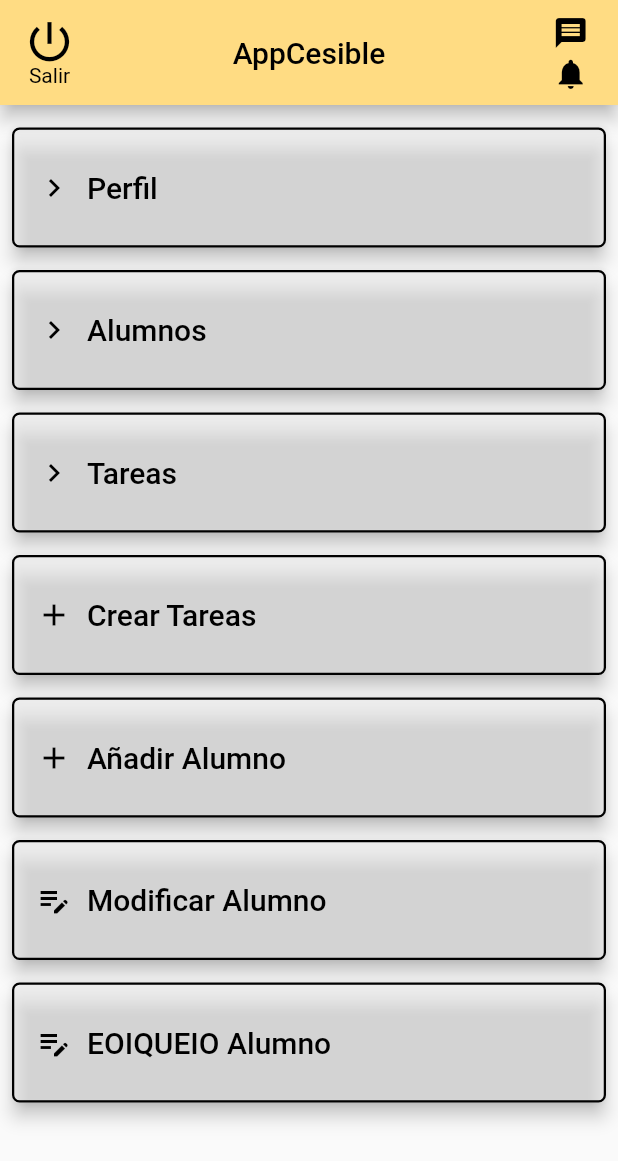
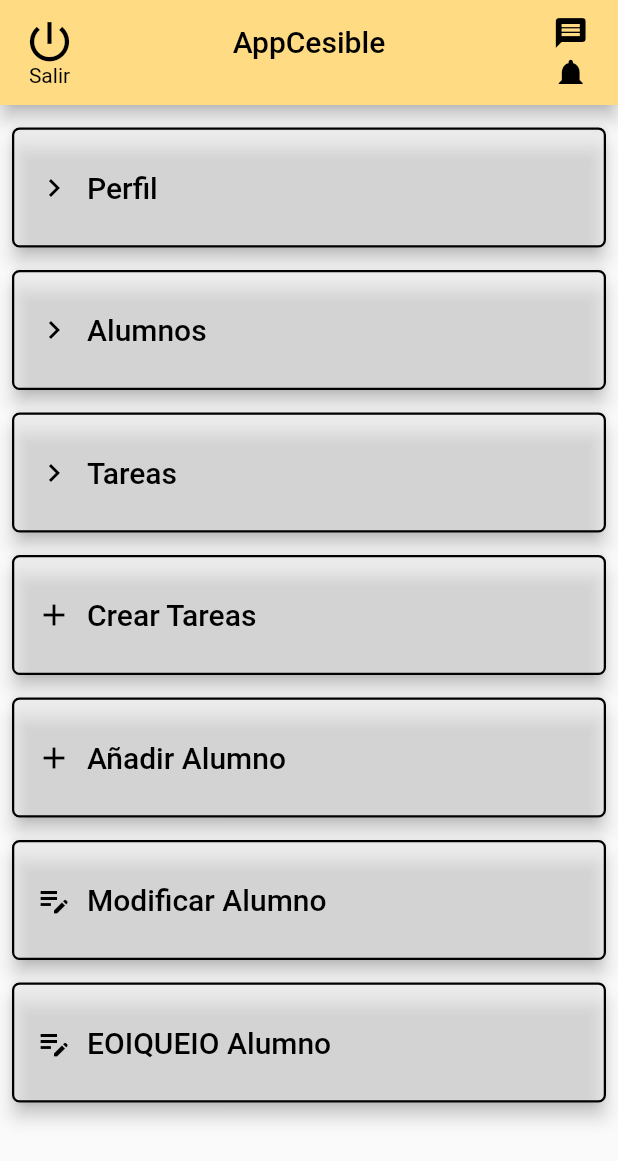
Before and after one commit to Los-Galacticos-de-Montepinar/Appcesible, a Flutter app: the TeacherHome screen opened directly, on a phone screen of 412 x 824 dp. Shown: the top 1161 px of the screen. Run offline on Flutter 3.47's test engine with Material 2 defaults, Android fonts, the phone set to English and light mode, and no system bars; our stand-ins replace table_calendar; accounts and stored records are empty.

Commit message:
merged branch pablo

```diff
--- a/lib/main.dart
+++ b/lib/main.dart
@@ -1,5 +1,6 @@
 import 'package:appcesible/models/user_model.dart';
 import 'package:appcesible/services/user_service.dart';
+import 'package:appcesible/widgets/top_menu.dart';
 import 'package:flutter/material.dart';
 import 'package:table_calendar/table_calendar.dart';
 
@@ -32,7 +33,7 @@ class MyStatefulWidgetState extends State<MyStatefulWidget> {
 
   List<String> tipos = [];
   List<bool> tiposV = [];
-  Map<String,bool> mapa = {};
+  Map<String, bool> mapa = {};
   String seleccionados = '';
   List<String> clases = [];
   int claseSelec = -1;
@@ -43,14 +44,14 @@ class MyStatefulWidgetState extends State<MyStatefulWidget> {
   DateTime _selectedDate = DateTime.now();
 
   MyStatefulWidgetState() {
-    tipos = ['Audio','Texto','Pictogramas'];
+    tipos = ['Audio', 'Texto', 'Pictogramas'];
     tiposV = List.filled(tipos.length, false);
     mapa = Map.fromIterables(tipos, tiposV);
-    clases = ['1A','2A','3A'];
+    clases = ['1A', '2A', '3A'];
   }
 
   @override
-  void dispose () {
+  void dispose() {
     nameController.dispose();
     passwdController.dispose();
 
@@ -72,22 +73,17 @@ class MyStatefulWidgetState extends State<MyStatefulWidget> {
   }
 
   @override
-  Widget build(BuildContext context){
+  Widget build(BuildContext context) {
     final screenWidth = MediaQuery.of(context).size.width;
     final screenHeight = MediaQuery.of(context).size.height;
 
     const heightPercentage = 0.12;
     final heightTitle = screenHeight * heightPercentage;
-    final heightContainer = (screenHeight * (1-heightPercentage))-10;
+    final heightContainer = (screenHeight * (1 - heightPercentage)) - 10;
 
     return MaterialApp(
         home: Scaffold(
-        appBar: AppBar(
-          backgroundColor: Colors.yellow[300],
-          title: const Text('AppCesible', textScaleFactor: 1.5),
-          centerTitle: true,
-          toolbarHeight: heightTitle,
-        ),
+            appBar: const TopMenu(),
             body: Center(
               child: SingleChildScrollView(
                   child: Column(
@@ -98,8 +94,7 @@ class MyStatefulWidgetState extends State<MyStatefulWidget> {
                       child: Text(
                         'Variable',
                         textScaleFactor: 2,
-                )
-              ),
+                      )),
                   Padding(
                       padding: const EdgeInsets.all(8),
                       child: TextField(
@@ -108,8 +103,7 @@ class MyStatefulWidgetState extends State<MyStatefulWidget> {
                           labelText: 'Nombre Completo',
                           border: OutlineInputBorder(),
                         ),
-                )
-              ),
+                      )),
                   Padding(
                       padding: const EdgeInsets.all(8),
                       child: TextField(
@@ -118,8 +112,7 @@ class MyStatefulWidgetState extends State<MyStatefulWidget> {
                           labelText: 'Contraseña',
                           border: OutlineInputBorder(),
                         ),
-                )
-              ),
+                      )),
                   Padding(
                     padding: const EdgeInsets.all(12),
                     child: Text('Seleccionados: $seleccionados'),
@@ -127,48 +120,36 @@ class MyStatefulWidgetState extends State<MyStatefulWidget> {
                   Padding(
                     padding: const EdgeInsets.all(12),
                     child: DropdownButtonFormField(
-                  items: tipos.map((e) =>
-                    DropdownMenuItem(
-                      value: e,
-                      child: Text(e)
-                    )
-                  ).toList(),
+                      items: tipos
+                          .map(
+                              (e) => DropdownMenuItem(value: e, child: Text(e)))
+                          .toList(),
                       onChanged: (value) => {
                         if (value != null && mapa.containsKey(value))
-                      mapa[value] = !(mapa[value] ?? false)
-                    ,
-                    seleccionados = ''
-                    ,
+                          mapa[value] = !(mapa[value] ?? false),
+                        seleccionados = '',
                         mapa.forEach((key, value) {
-                      if(value) {
+                          if (value) {
                             seleccionados += ' $key ';
                           }
-                    })
-                    ,
+                        }),
                         setState(() {})
                       },
-                  decoration: const InputDecoration(
-                    labelText: 'Tipo de contenido'
-                  ),
+                      decoration:
+                          const InputDecoration(labelText: 'Tipo de contenido'),
                     ),
                   ),
                   Padding(
                     padding: const EdgeInsets.all(12),
                     child: DropdownButtonFormField(
-                  items: clases.map((e) =>
-                    DropdownMenuItem(
-                      value: e,
-                      child: Text(e)
-                    )
-                  ).toList(),
+                      items: clases
+                          .map(
+                              (e) => DropdownMenuItem(value: e, child: Text(e)))
+                          .toList(),
                       onChanged: (value) => {
-                    if (value != null) {
-                      claseSelec = clases.indexOf(value)
-                    }
+                        if (value != null) {claseSelec = clases.indexOf(value)}
                       },
-                  decoration: const InputDecoration(
-                    labelText: 'Clase'
-                  ),
+                      decoration: const InputDecoration(labelText: 'Clase'),
                     ),
                   ),
                   Padding(
@@ -194,13 +175,7 @@ class MyStatefulWidgetState extends State<MyStatefulWidget> {
                     padding: const EdgeInsets.all(12),
                     child: Align(
                         alignment: Alignment.topLeft,
-                  child: Column(
-                  children: [
-                    MyCheckbox(),
-                    MyCheckbox()
-                  ]
-                )
-                ),
+                        child: Column(children: [MyCheckbox(), MyCheckbox()])),
                   ),
                   Padding(
                     padding: const EdgeInsets.all(12),
@@ -212,18 +187,14 @@ class MyStatefulWidgetState extends State<MyStatefulWidget> {
                               idProfileImg: 5,
                               userType: 5,
                               idClass: claseSelec,
-                      age: 12
-                    );
+                              age: 12);
 
                           createUser(user, passwdController.text);
                         },
-                  child: const Text ('Submit')
-                ),
+                        child: const Text('Submit')),
                   )
-            ],)
-          ),
-        )
-      )
-    );
+                ],
+              )),
+            )));
   }
 }
--- a/lib/screens/home_teacher.dart
+++ b/lib/screens/home_teacher.dart
@@ -1,3 +1,4 @@
+import 'package:appcesible/widgets/top_menu.dart';
 import 'package:flutter/material.dart';
 
 import 'students_list.dart';
@@ -8,66 +9,7 @@ class TeacherHome extends StatelessWidget {
   @override
   Widget build(BuildContext context) {
     return Scaffold(
-      appBar: AppBar(
-        elevation: 5,
-        toolbarHeight: 70,
-        title: const Text(
-          'AppCesible',
-          style: TextStyle(
-            color: Color.fromARGB(255, 0, 0, 0),
-          ),
-        ),
-        centerTitle: true,
-        backgroundColor: const Color.fromARGB(255, 255, 220, 131),
-
-        leading: IconButton(
-          padding: const EdgeInsets.only(top: 10, bottom: 2, left: 10),
-          icon: Column(
-            children: <Widget>[
-              const Icon(
-                Icons.power_settings_new,
-                size: 35,
-                color: Color.fromARGB(255, 0, 0, 0),
-              ),
-              Transform.translate(
-                offset: const Offset(0, -3),
-                child: const Text(
-                  'Salir',
-                  style: TextStyle(color: Colors.black),
-                ),
-              )
-            ],
-          ),
-          onPressed: () {},
-        ),
-        // ! Se utiliza para poner texto a la derecha del titulo
-        actions: <Widget>[
-          Column(
-            mainAxisSize: MainAxisSize.min,
-            children: [
-              IconButton(
-                icon: const Icon(Icons.message),
-                onPressed: () {},
-                color: const Color.fromARGB(255, 0, 0, 0),
-                constraints: const BoxConstraints(
-                    maxHeight:
-                        20), //* para limitar el tamaño del box del icono y que no salga del appbar
-                padding: const EdgeInsets.only(
-                    top: 10,
-                    right:
-                        15), //* para que tenga espacio por arriba y a la derecha
-              ),
-              IconButton(
-                icon: const Icon(Icons.notifications),
-                onPressed: () {},
-                color: const Color.fromARGB(255, 0, 0, 0),
-                //constraints: const BoxConstraints(maxHeight: 0),
-                padding: const EdgeInsets.only(top: 10, right: 15),
-              )
-            ],
-          )
-        ],
-      ),
+      appBar: const TopMenu(),
       body: SingleChildScrollView(
         child: Column(
           //mainAxisAlignment: MainAxisAlignment.center,
--- /dev/null
+++ b/lib/widgets/top_menu.dart
@@ -0,0 +1,72 @@
+import 'package:flutter/material.dart';
+
+class TopMenu extends StatelessWidget implements PreferredSizeWidget {
+  @override
+  final Size preferredSize;
+
+  const TopMenu({super.key}) : preferredSize = const Size.fromHeight(70.0);
+
+  @override
+  Widget build(BuildContext context) {
+    return AppBar(
+      elevation: 5,
+      //toolbarHeight: 70,
+      title: const Text(
+        'AppCesible',
+        style: TextStyle(
+          color: Color.fromARGB(255, 0, 0, 0),
+        ),
+      ),
+      centerTitle: true,
+      backgroundColor: const Color.fromARGB(255, 255, 220, 131),
+
+      leading: IconButton(
+        padding: const EdgeInsets.only(top: 10, bottom: 2, left: 10),
+        icon: Column(
+          children: <Widget>[
+            const Icon(
+              Icons.power_settings_new,
+              size: 35,
+              color: Color.fromARGB(255, 0, 0, 0),
+            ),
+            Transform.translate(
+              offset: const Offset(0, -3),
+              child: const Text(
+                'Salir',
+                style: TextStyle(color: Colors.black),
+              ),
+            )
+          ],
+        ),
+        onPressed: () {},
+      ),
+      // ! Se utiliza para poner texto a la derecha del titulo
+      actions: <Widget>[
+        Column(
+          mainAxisSize: MainAxisSize.min,
+          children: [
+            IconButton(
+              icon: const Icon(Icons.message),
+              onPressed: () {},
+              color: const Color.fromARGB(255, 0, 0, 0),
+              constraints: const BoxConstraints(
+                  maxHeight:
+                      20), //* para limitar el tamaño del box del icono y que no salga del appbar
+              padding: const EdgeInsets.only(
+                  top: 10,
+                  right:
+                      15), //* para que tenga espacio por arriba y a la derecha
+            ),
+            IconButton(
+              icon: const Icon(Icons.notifications),
+              onPressed: () {},
+              color: const Color.fromARGB(255, 0, 0, 0),
+              //constraints: const BoxConstraints(maxHeight: 0),
+              padding: const EdgeInsets.only(top: 10, right: 15),
+            )
+          ],
+        )
+      ],
+    );
+  }
+}
```
Lines whose indentation alone changed are shown as unchanged.
